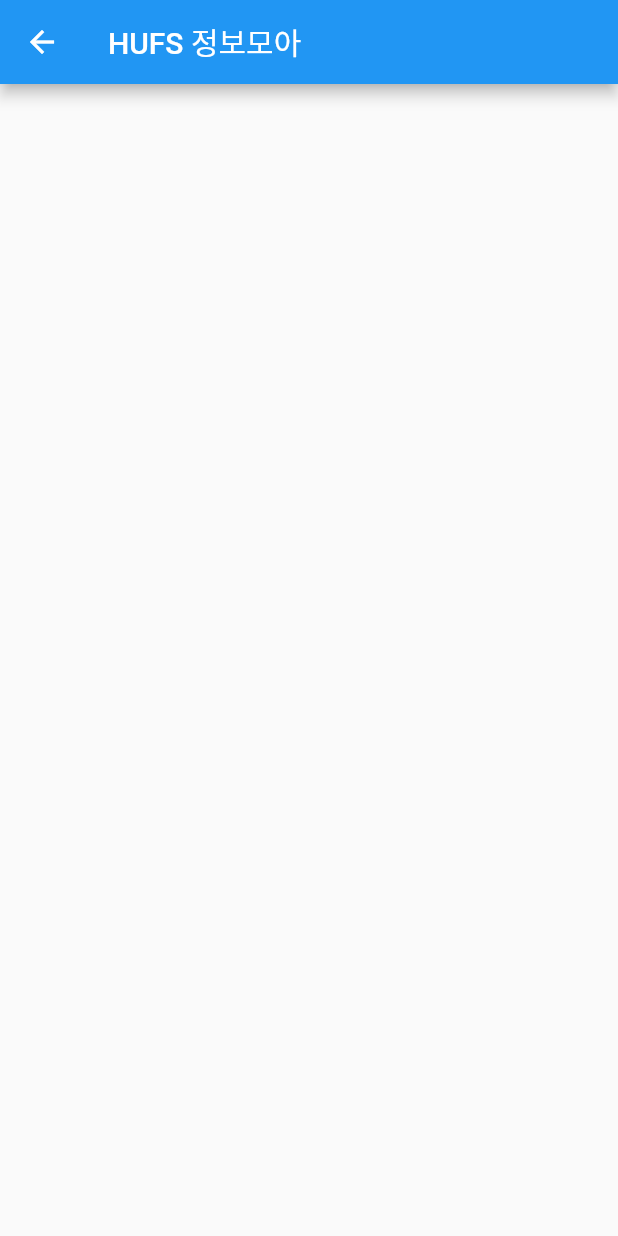
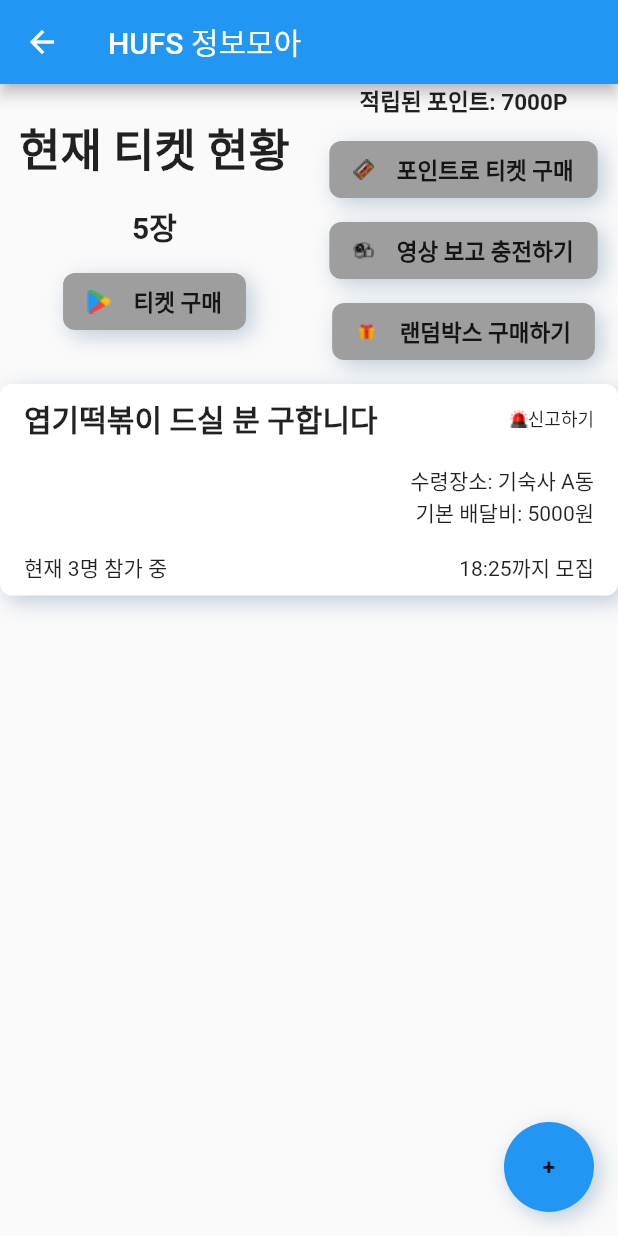
Before and after one commit to Bewheneverwhatiwant/HUFS_Information_Front, a Flutter app: the GatherHelp screen opened directly, on a phone screen of 412 x 824 dp. Run offline on Flutter 3.47's test engine with Material 2 defaults, Android fonts, the phone set to English and light mode, and no system bars; our stand-ins replace carousel_slider, sliding_up_panel.

Commit message:
[ADD] 포인트 부분, 채팅방 리스트 요소 부분

```diff
--- /dev/null
+++ b/lib/Common_ButtonForPointContainer.dart
@@ -0,0 +1,49 @@
+import 'package:flutter/material.dart';
+
+class ButtonForPointContainer extends StatelessWidget {
+  const ButtonForPointContainer({
+    required this.onPressed,
+    required this.child,
+    this.alignment = Alignment.center,
+    this.height,
+    this.width,
+  });
+
+  final VoidCallback? onPressed;
+  final Widget child;
+  final Alignment alignment;
+  final double? height;
+  final double? width;
+
+  @override
+  Widget build(BuildContext context) {
+    return GestureDetector(
+      onTap: onPressed,
+
+      //콘텐츠 크기에 맞게 버튼 감싸기
+      child: IntrinsicWidth(
+        child: Container(
+          padding: EdgeInsets.symmetric(vertical: 8.0, horizontal: 16.0),
+          height: height,
+          width: width,
+
+          decoration: BoxDecoration(
+            borderRadius: BorderRadius.circular(8.0),
+            color: Colors.grey,
+            boxShadow: const [
+              BoxShadow(
+                offset: Offset(4, 4),
+                blurRadius: 12,
+                color: Color(0xFFBECBD9),
+              ),
+
+            ],
+          ),
+          child: child,
+        ),
+      ),
+
+
+    );
+  }
+}
--- /dev/null
+++ b/lib/Common_ChattingRoomList.dart
@@ -0,0 +1,62 @@
+import 'package:flutter/material.dart';
+import 'Common_NeumorphicBox.dart';
+
+class ChattingRoomList extends StatelessWidget {
+
+  @override
+  Widget build(BuildContext context) {
+    return NeumorphicBox(
+      child: Column(
+
+        children: [
+
+          //첫번째 Row
+          Row(
+             mainAxisAlignment: MainAxisAlignment.spaceBetween,
+            children: [
+              Text("엽기떡볶이 드실 분 구합니다", style: TextStyle(fontSize: 20, fontWeight: FontWeight.bold)),
+              Row(
+                children: [
+              Image.asset('assets/images/Icon-siren.png'),
+              Text("신고하기", style: TextStyle(fontSize: 12, fontWeight: FontWeight.normal)),
+                ]
+              )
+            ],
+          ),
+
+          SizedBox(height:16),
+
+
+          //두번째 Row
+           Row(
+            mainAxisAlignment: MainAxisAlignment.spaceBetween,
+            children: [
+              Expanded(
+                child: Column(
+                  crossAxisAlignment: CrossAxisAlignment.end,
+                  children: [
+                    Text("수령장소: 기숙사 A동"),
+                    Text("기본 배달비: 5000원"),
+                  ],
+                ),
+              ),
+            ],
+          ),
+
+          SizedBox(height:16),
+
+          //세번째 Row
+
+          Row(
+             mainAxisAlignment: MainAxisAlignment.spaceBetween,
+            children: [
+              Text("현재 3명 참가 중"),
+              //SizedBox(width:28),
+              Text("18:25까지 모집"),
+            ],
+          ),
+        ],
+      ),
+    );
+  }
+}
--- /dev/null
+++ b/lib/Common_EnterChatRoomButton.dart
@@ -0,0 +1,42 @@
+import 'package:flutter/material.dart';
+
+class EnterChatRoom extends StatelessWidget {
+  final VoidCallback? onPressed;
+  final Widget child;
+
+  const EnterChatRoom({
+    required this.onPressed,
+    required this.child,
+  });
+
+  @override
+  Widget build(BuildContext context) {
+    return Positioned(
+      bottom: 16.0,
+      right: 16.0,
+
+      child: GestureDetector(
+        onTap: onPressed,
+        child: Container(
+
+          //원 크기 고정
+          height: 60.0,
+          width: 60.0,
+          decoration: BoxDecoration(
+            shape: BoxShape.circle,
+            color: Colors.blue,
+
+            boxShadow: const [
+              BoxShadow(
+                offset: Offset(4, 4),
+                blurRadius: 12,
+                color: Color(0xFFBECBD9),
+              ),
+            ],
+          ),
+          child: Center(child: child),
+        ),
+      ),
+    );
+  }
+}
--- /dev/null
+++ b/lib/Common_PointContainer.dart
@@ -0,0 +1,80 @@
+import 'package:flutter/material.dart';
+import 'Common_ButtonForPointContainer.dart';
+
+class PointContainer extends StatelessWidget {
+
+  @override
+  Widget build(BuildContext context) {
+    return Row(
+      children: [
+        Expanded(
+          child: Container(
+            child: Column(
+              mainAxisAlignment: MainAxisAlignment.center, //세로로 중앙 정렬되도록 함
+              children: [
+                Text("현재 티켓 현황", style: TextStyle(fontSize: 30, fontWeight: FontWeight.bold)),
+                SizedBox(height: 16), // 세 위젯 사이의 간격을 위한 SizedBox
+                Text("5장", style: TextStyle(fontSize: 20, fontWeight: FontWeight.bold)),
+                SizedBox(height: 16), // 세 위젯 사이의 간격을 위한 SizedBox
+                ButtonForPointContainer(
+                onPressed: null,
+                child: Row(
+                  children: [
+                  Image.asset('assets/images/GoogleIcon.png'),
+                  SizedBox(width:15),
+                  Text('티켓 구매', style: TextStyle(fontSize: 15, fontWeight: FontWeight.bold)),
+                  ],
+                  ),
+                ),
+              ],
+
+            ),
+      ),
+          ),
+
+      Expanded(
+        child: Container(
+          child: Column(
+            mainAxisAlignment: MainAxisAlignment.center, //세로로 중앙 정렬되도록 함
+            children: [
+              Text("적립된 포인트: 7000P", style: TextStyle(fontSize:15, fontWeight: FontWeight.bold)),
+              SizedBox(height: 16), // 세 위젯 사이의 간격을 위한 SizedBox
+              ButtonForPointContainer(
+                onPressed: null,
+                child: Row(
+                  children: [
+                    Image.asset('assets/images/BuyTicketAsPoint.png'),
+                    SizedBox(width:15),
+                    Text('포인트로 티켓 구매', style: TextStyle(fontSize: 15, fontWeight: FontWeight.bold)),
+                  ]
+                )
+              ),
+              SizedBox(height: 16), // 세 위젯 사이의 간격을 위한 SizedBox
+              ButtonForPointContainer(
+                onPressed: null,
+                child: Row(
+                  children: [
+                    Image.asset('assets/images/chargingByWatching.png'),
+                    SizedBox(width:15),
+                    Text('영상 보고 충전하기', style: TextStyle(fontSize: 15, fontWeight: FontWeight.bold)),
+                  ]
+                )
+              ),
+              SizedBox(height: 16), // 세 위젯 사이의 간격을 위한 SizedBox
+              ButtonForPointContainer(
+                onPressed: null,
+                child: Row(
+                  children: [
+                    Image.asset('assets/images/BuyRandomBox.png'),
+                    SizedBox(width:15),
+                    Text('랜덤박스 구매하기', style: TextStyle(fontSize: 15, fontWeight: FontWeight.bold)),
+                  ]
+                )
+              ),
+            ]
+          )
+        )
+      )
+      ],
+        );
+  }}
--- a/lib/Page_GatherHelp.dart
+++ b/lib/Page_GatherHelp.dart
@@ -1,13 +1,40 @@
 import 'package:flutter/material.dart';
+import 'package:hufs_information/Common_ChattingRoomList.dart';
+import 'package:hufs_information/Common_EnterChatRoomButton.dart';
 import 'Common_LogoAppBar.dart';
+import 'Common_PointContainer.dart';
+
+//app bar 바로 밑에 point container가 오게하고, +버튼은 위치를 고정시켜야 해서 container랑 안겹치게 children으로 분리되도록 수정함~~
 
 class GatherHelp extends StatelessWidget {
-  const GatherHelp({super.key});
+  const GatherHelp({Key? key});
 
   @override
   Widget build(BuildContext context) {
     return Scaffold(
-      appBar: LogoAppBar(),
+
+      body: Stack(
+
+        children: [
+          Column(
+            children: [
+
+              //여기다가 다른 것(글 띄우는 widget list 등) 추가하면 됨
+              LogoAppBar(),
+              PointContainer(),
+              SizedBox(height:16),
+              ChattingRoomList(),
+            ],
+          ),
+
+          //+버튼 위치 고정
+          Positioned(
+            bottom: 16.0,
+            right: 16.0,
+            child: EnterChatRoom(onPressed: null, child: Text('+', style:TextStyle(fontSize: 15, fontWeight: FontWeight.bold))),
+          ),
+        ],
+      ),
     );
   }
 }
```
Also changed, not shown: assets/images/BuyRandomBox.png (added), assets/images/BuyTicketAsPoint.png (added), assets/images/GoogleIcon.png (added), assets/images/Icon-siren.png (added), assets/images/chargingByWatching.png (added).
